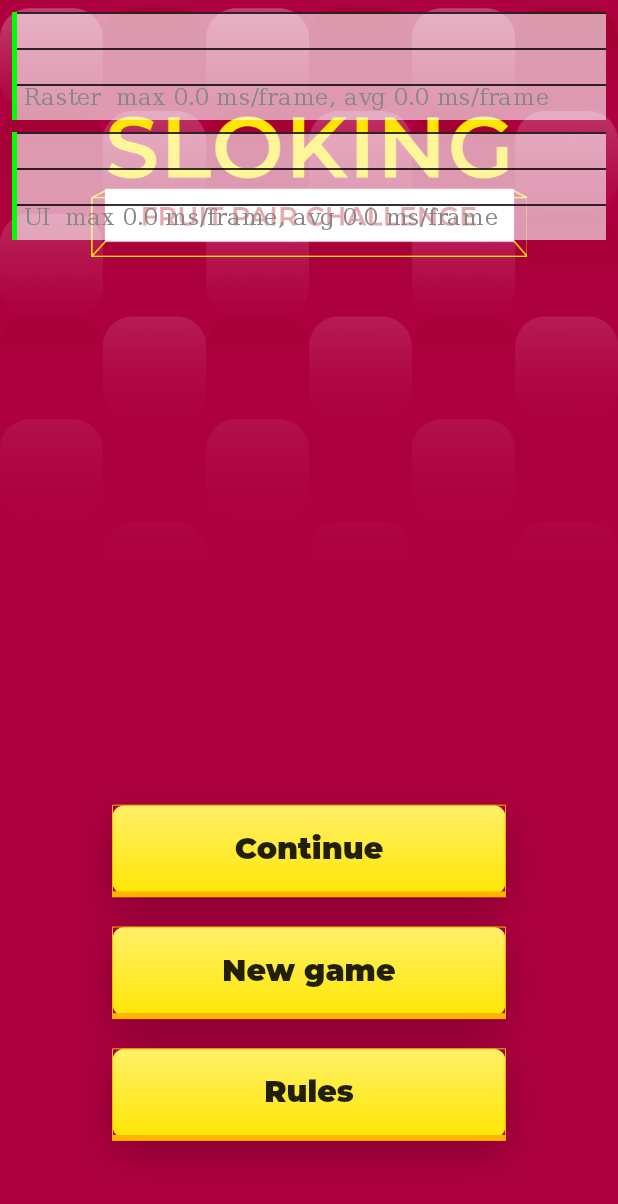
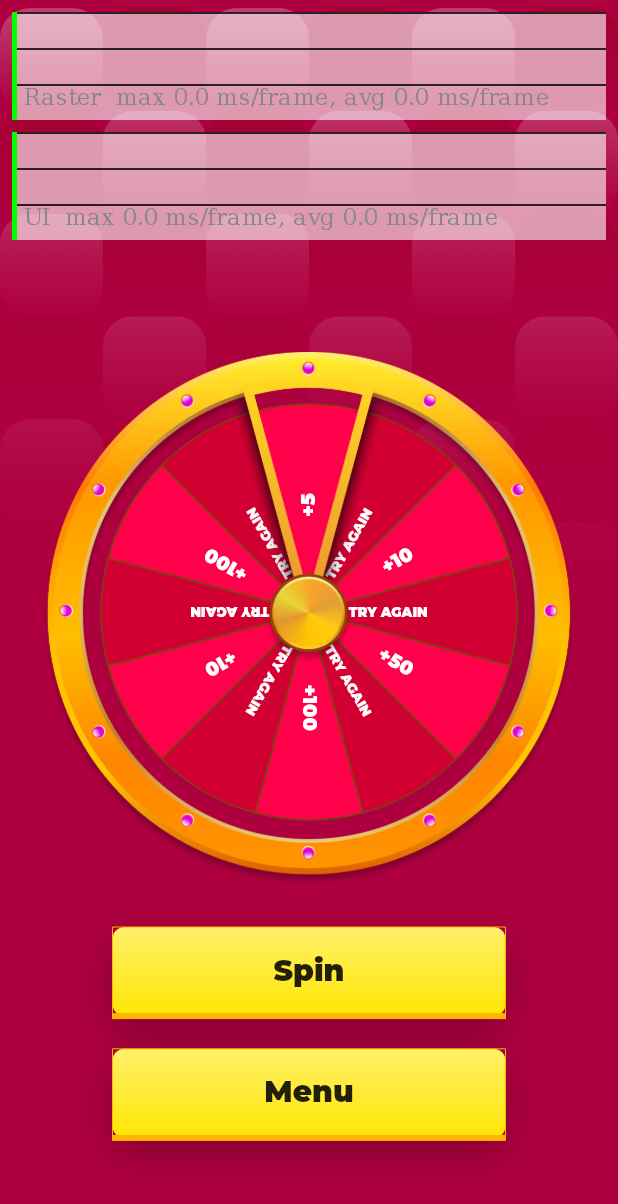
Before and after one commit to Oubi256/sloking, a Flutter app: the screen it shows after launch, on a phone screen of 412 x 824 dp. Shown: the top 1204 px of the screen. Run offline on Flutter 3.47's test engine with Material 2 defaults, Android fonts, the light colour scheme and no system bars; drawn by our look-alikes of flutter_fortune_wheel; our stand-ins replace flutter_screenutil, go_router; project files that could hold a hidden picture were left out.

Commit message:
added frotune wheel logic & design

```diff
--- a/lib/constants.dart
+++ b/lib/constants.dart
@@ -1,5 +1,5 @@
-import 'dart:ui';
 
+import 'package:flutter/material.dart';
 import 'package:flutter_screenutil/flutter_screenutil.dart';
 
 abstract class Constants {
@@ -9,4 +9,6 @@ abstract class Constants {
 
   static double defaultPadding = 20.r;
   static double smallPadding = 16.r;
+
+  static TextStyle buttonTextStyle = TextStyle(fontFamily: "Montserrat", fontWeight: FontWeight.w800, fontSize: 20.r);
 }
--- a/lib/l10n/intl_en.arb
+++ b/lib/l10n/intl_en.arb
@@ -2,5 +2,9 @@
   "dailyBonus": "Daily bonus",
   "menuContinue": "Continue",
   "menuNewGame": "New game",
-  "menuRules": "Rules"
+  "menuRules": "Rules",
+  "fortuneWheelTryAgain": "Try again",
+  "fortuneWheelSpin": "Spin",
+  "fortuneWheelDelay": "Next time at {time}",
+  "backToMenu": "Menu"
 }
--- a/lib/l10n/intl_ru.arb
+++ b/lib/l10n/intl_ru.arb
@@ -2,5 +2,9 @@
   "dailyBonus": "Ежедневный бонус",
   "menuContinue": "Продолжить игру",
   "menuNewGame": "Новая игра",
-  "menuRules": "Правила"
+  "menuRules": "Правила",
+  "fortuneWheelTryAgain": "Попробуй еще",
+  "fortuneWheelSpin": "Вращать",
+  "fortuneWheelDelay": "Следующий раз в {time}",
+  "backToMenu": "Меню"
 }
--- a/lib/l10n/intl_ua.arb
+++ b/lib/l10n/intl_ua.arb
@@ -2,5 +2,9 @@
   "dailyBonus": "Щоденний бонус",
   "menuContinue": "Продовжити гру",
   "menuNewGame": "Нова гра",
-  "menuRules": "Правила"
+  "menuRules": "Правила",
+  "fortuneWheelTryAgain": "Спробуй ще",
+  "fortuneWheelSpin": "Обертати",
+  "fortuneWheelDelay": "Наступний раз о {time}",
+  "backToMenu": "Меню"
 }
--- a/lib/main.dart
+++ b/lib/main.dart
@@ -2,7 +2,7 @@ import 'package:flutter/material.dart';
 import 'package:flutter_localizations/flutter_localizations.dart';
 import 'package:flutter_screenutil/flutter_screenutil.dart';
 import 'package:go_router/go_router.dart';
-import 'package:sloking/pages/delay_bonus_page.dart';
+import 'package:sloking/pages/daily_bonus_page.dart';
 import 'package:sloking/pages/game_page.dart';
 import 'package:sloking/pages/home_page.dart';
 import 'package:sloking/pages/rules_page.dart';
--- /dev/null
+++ b/lib/pages/daily_bonus_page.dart
@@ -0,0 +1,73 @@
+import 'package:flutter/cupertino.dart';
+import 'package:flutter/material.dart';
+import 'package:flutter_screenutil/flutter_screenutil.dart';
+import 'package:sloking/constants.dart';
+import 'package:sloking/generated/l10n.dart';
+import 'package:sloking/widgets/wheel/daily_fortune_wheel.dart';
+
+import '../widgets/general/convex_text_button.dart';
+import '../widgets/general/page_wrapper.dart';
+import '../widgets/wheel/fortune_wheel_item.dart';
+
+class DailyBonusPage extends StatefulWidget {
+  const DailyBonusPage({super.key});
+
+  @override
+  State<DailyBonusPage> createState() => _DailyBonusPageState();
+}
+
+class _DailyBonusPageState extends State<DailyBonusPage> {
+  final GlobalKey<DailyFortuneWheelState> fortuneWheelKey = GlobalKey();
+  bool isWheelSpinning = false;
+
+  void _spinWheel() => fortuneWheelKey.currentState?.spin();
+
+  void _onWheelSpinStarted() => setState(() => isWheelSpinning = true);
+
+  void _onWheelSpinFinished() => setState(() => isWheelSpinning = false);
+
+  @override
+  Widget build(BuildContext context) {
+    return PageWrapper(
+      children: [
+        Positioned(
+          bottom: 235.h,
+          height: 360.r,
+          width: 360.r,
+          child: DailyFortuneWheel(
+            onAnimationStart: _onWheelSpinStarted,
+            onAnimationEnd: _onWheelSpinFinished,
+            key: fortuneWheelKey,
+            items: [
+              FortuneWheelItem.win(gemsReward: 5),
+              FortuneWheelItem.defeat(label: S.of(context).fortuneWheelTryAgain),
+              FortuneWheelItem.win(gemsReward: 10),
+              FortuneWheelItem.defeat(label: S.of(context).fortuneWheelTryAgain),
+              FortuneWheelItem.win(gemsReward: 50),
+              FortuneWheelItem.defeat(label: S.of(context).fortuneWheelTryAgain),
+              FortuneWheelItem.win(gemsReward: 100),
+              FortuneWheelItem.defeat(label: S.of(context).fortuneWheelTryAgain),
+              FortuneWheelItem.win(gemsReward: 10),
+              FortuneWheelItem.defeat(label: S.of(context).fortuneWheelTryAgain),
+              FortuneWheelItem.win(gemsReward: 100),
+              FortuneWheelItem.defeat(label: S.of(context).fortuneWheelTryAgain),
+            ],
+          ),
+        ),
+        Positioned(
+          bottom: 64.h,
+          left: 75.w,
+          right: 75.w,
+          child: Column(
+            crossAxisAlignment: CrossAxisAlignment.stretch,
+            children: [
+              ConvexTextButton(label: S.of(context).fortuneWheelSpin, onPressed: isWheelSpinning ? null : _spinWheel),
+              SizedBox(height: Constants.defaultPadding),
+              ConvexTextButton(label: S.of(context).backToMenu, onPressed: () {}),
+            ],
+          ),
+        ),
+      ],
+    );
+  }
+}
--- a/lib/pages/home_page.dart
+++ b/lib/pages/home_page.dart
@@ -3,7 +3,7 @@ import 'package:flutter/material.dart';
 import 'package:flutter_screenutil/flutter_screenutil.dart';
 import 'package:sloking/constants.dart';
 import 'package:sloking/generated/l10n.dart';
-import 'package:sloking/widgets/convex_text_button.dart';
+import 'package:sloking/widgets/general/convex_text_button.dart';
 import 'package:sloking/widgets/general/page_wrapper.dart';
 
 class HomePage extends StatelessWidget {
--- a/lib/router_config.dart
+++ b/lib/router_config.dart
@@ -1,7 +1,7 @@
 part of 'main.dart';
 
 GoRouter _routerConfig = GoRouter(
-  initialLocation: '/home',
+  initialLocation: '/home/daily_bonus',
   routes: [
     GoRoute(
       path: '/splash',
@@ -16,8 +16,8 @@ GoRouter _routerConfig = GoRouter(
           builder: (_, __) => RulesPage(),
         ),
         GoRoute(
-          path: 'delay_bonus',
-          builder: (_, __) => DelayBonusPage(),
+          path: 'daily_bonus',
+          builder: (_, __) => DailyBonusPage(),
         ),
         GoRoute(
           path: 'game',
--- a/lib/pages/delay_bonus_page.dart
+++ b/lib/widgets/gem_counter.dart
@@ -1,7 +1,7 @@
 import 'package:flutter/cupertino.dart';
 
-class DelayBonusPage extends StatelessWidget {
-  const DelayBonusPage({super.key});
+class GemCounter extends StatelessWidget {
+  const GemCounter({super.key});
 
   @override
   Widget build(BuildContext context) {
--- a/lib/widgets/convex_text_button.dart
+++ b/lib/widgets/general/convex_text_button.dart
@@ -1,5 +1,6 @@
 import 'package:flutter/material.dart';
 import 'package:flutter_screenutil/flutter_screenutil.dart';
+import 'package:sloking/constants.dart';
 
 class ConvexTextButton extends StatefulWidget {
   final double elevation;
@@ -54,6 +55,11 @@ class _ConvexTextButtonState extends State<ConvexTextButton> {
           _elevation = widget.elevation;
         });
       },
+      onTapCancel: () {
+        setState(() {
+          _elevation = widget.elevation;
+        });
+      },
       onTap: widget.onPressed,
       child: SizedBox(
         height: 62.h,
@@ -85,7 +91,7 @@ class _ConvexTextButtonState extends State<ConvexTextButton> {
               right: _emptyBorderSide(_enabled),
             ),
           ),
-          child: Text(widget.label, style: TextStyle(fontFamily: "Montserrat", fontWeight: FontWeight.w800, fontSize: 20.sp)),
+          child: Text(widget.label, style: Constants.buttonTextStyle),
         ),
       ),
     );
--- /dev/null
+++ b/lib/widgets/wheel/daily_fortune_wheel.dart
@@ -0,0 +1,127 @@
+import 'dart:async';
+import 'dart:math';
+
+import 'package:flutter/cupertino.dart';
+import 'package:flutter/material.dart';
+import 'package:flutter_fortune_wheel/flutter_fortune_wheel.dart';
+import 'package:flutter_screenutil/flutter_screenutil.dart';
+import 'package:sloking/widgets/wheel/fortune_wheel_item.dart';
+
+class DailyFortuneWheel extends StatefulWidget {
+  final List<FortuneWheelItem> items;
+  final void Function()? onAnimationStart;
+  final void Function()? onAnimationEnd;
+  const DailyFortuneWheel({
+    super.key,
+    required this.items,
+    this.onAnimationStart,
+    this.onAnimationEnd,
+  });
+
+  @override
+  State<DailyFortuneWheel> createState() => DailyFortuneWheelState();
+}
+
+class DailyFortuneWheelState extends State<DailyFortuneWheel> with TickerProviderStateMixin {
+  bool playWinAnimation = true;
+  late final StreamController<int> streamController = StreamController<int>();
+  late final AnimationController animationController = AnimationController(vsync: this, duration: Duration(seconds: 3));
+
+  late final Animation<double> unionRotateAnimation = Tween<double>(begin: 1, end: 45).chain(CurveTween(curve: Curves.easeInQuint)).animate(animationController);
+
+  final Tween<double> firstOpacityHalfTween = Tween(begin: 0, end: 1);
+  final Tween<double> secondOpacityHalfTween = Tween(begin: 1, end: 1);
+  final Tween<double> thirdOpacityHalfTween = Tween(begin: 1, end: 0);
+
+  late final Animation<double> opacityAnimation = TweenSequence<double>([
+    TweenSequenceItem(tween: firstOpacityHalfTween, weight: 0.05),
+    TweenSequenceItem(tween: secondOpacityHalfTween, weight: 0.4),
+    TweenSequenceItem(tween: thirdOpacityHalfTween, weight: 0.3),
+  ]).animate(animationController);
+
+  void spin() async {
+    final int spinResult = Fortune.randomInt(0, widget.items.length);
+    setState(() {
+      streamController.add(spinResult);
+      playWinAnimation = widget.items[spinResult].isWin;
+    });
+  }
+
+  void _onAnimationEnd() {
+    animationController.forward(from: 0);
+    widget.onAnimationEnd?.call();
+  }
+
+  void _onAnimationStart() {
+    widget.onAnimationStart?.call();
+  }
+
+  @override
+  void dispose() {
+    animationController.dispose();
+    super.dispose();
+  }
+
+  @override
+  Widget build(BuildContext context) {
+    return Stack(
+      children: [
+        playWinAnimation
+            ? AnimatedBuilder(
+                animation: animationController,
+                builder: (_, __) {
+                  return Opacity(
+                    opacity: opacityAnimation.value,
+                    child: Stack(
+                      children: [
+                        Transform.rotate(
+                          angle: -pi / unionRotateAnimation.value,
+                          child: Opacity(
+                            opacity: 0.5,
+                            child: OverflowBox(
+                              maxWidth: 720.r,
+                              maxHeight: 720.r,
+                              child: Image.asset("assets/images/effect_union.png", fit: BoxFit.fill),
+                            ),
+                          ),
+                        ),
+                        OverflowBox(
+                          maxWidth: 550.r,
+                          maxHeight: 550.r,
+                          child: Image.asset("assets/images/wheel/effect_win_wheel_ellipse.png", fit: BoxFit.fill),
+                        ),
+                      ],
+                    ),
+                  );
+                },
+              )
+            : AnimatedBuilder(
+                animation: animationController,
+                builder: (_, __) {
+                  return Opacity(
+                    opacity: opacityAnimation.value,
+                    child: OverflowBox(
+                      maxWidth: 550.r,
+                      maxHeight: 550.r,
+                      child: Image.asset("assets/images/wheel/effect_defeat_wheel_ellipse.png", fit: BoxFit.fill),
+                    ),
+                  );
+                },
+              ),
+        Padding(
+          padding: const EdgeInsets.only(bottom: 10), // png shadow fix
+          child: FortuneWheel(
+            animateFirst: false,
+            selected: streamController.stream,
+            physics: NoPanPhysics(),
+            indicators: const [],
+            items: widget.items,
+            onAnimationStart: _onAnimationStart,
+            onAnimationEnd: _onAnimationEnd,
+          ),
+        ),
+        Image.asset("assets/images/wheel/wheel.png", fit: BoxFit.fill)
+      ],
+    );
+  }
+}
--- /dev/null
+++ b/lib/widgets/wheel/fortune_wheel_item.dart
@@ -0,0 +1,47 @@
+import 'package:flutter/cupertino.dart';
+import 'package:flutter_fortune_wheel/flutter_fortune_wheel.dart';
+import 'package:flutter_screenutil/flutter_screenutil.dart';
+import 'package:sloking/constants.dart';
+
+class FortuneWheelItem extends FortuneItem {
+  final int gemsReward;
+
+  const FortuneWheelItem._(this.gemsReward, {required super.child});
+
+  FortuneWheelItem.win({required this.gemsReward})
+      : super(
+          child: Container(
+            alignment: Alignment.centerRight,
+            width: double.infinity,
+            padding: EdgeInsets.only(right: 40.r),
+            child: Text(
+              '+$gemsReward',
+            ),
+          ),
+          style: FortuneItemStyle(
+            borderColor: Color(0xFF76470D),
+            borderWidth: 1,
+            color: Color(0xFFFF004B),
+            textStyle: Constants.buttonTextStyle.copyWith(fontSize: 13.r),
+          ),
+        );
+
+  FortuneWheelItem.defeat({required String label})
+      : gemsReward = 0,
+        super(
+          child: Container(
+            alignment: Alignment.centerRight,
+            width: double.infinity,
+            padding: EdgeInsets.only(right: 40.r),
+            child: Text(label.toUpperCase()),
+          ),
+          style: FortuneItemStyle(
+            borderColor: Color(0xFF76470D),
+            borderWidth: 1,
+            color: Color(0xFFD20032),
+            textStyle: Constants.buttonTextStyle.copyWith(fontSize: 9.r),
+          ),
+        );
+
+  bool get isWin => gemsReward > 0;
+}
--- a/pubspec.yaml
+++ b/pubspec.yaml
@@ -17,6 +17,7 @@ dependencies:
   cupertino_icons: ^1.0.2
   go_router: ^12.0.1
   flutter_screenutil: ^5.9.0
+  flutter_fortune_wheel: ^1.3.0
 
 dev_dependencies:
   flutter_test:
@@ -29,11 +30,13 @@ flutter:
 
   # To add assets to your application, add an assets section, like this:
   assets:
+    - assets/images/
     - assets/images/backgrounds/
     - assets/images/card/backgrounds/
     - assets/images/card/icons/
     - assets/images/icons/
     - assets/images/splash/
+    - assets/images/wheel/
 
 
   # An image asset can refer to one or more resolution-specific "variants", see
```
Also changed, not shown: assets/images/effect_union.png (added), assets/images/wheel/effect_defeat_wheel_ellipse.png (added), assets/images/wheel/effect_win_wheel_ellipse.png (added), assets/images/wheel/wheel.png (added), lib/generated/intl/messages_en.dart, lib/generated/intl/messages_ru.dart, lib/generated/intl/messages_ua.dart, lib/generated/l10n.dart, pubspec.lock.
